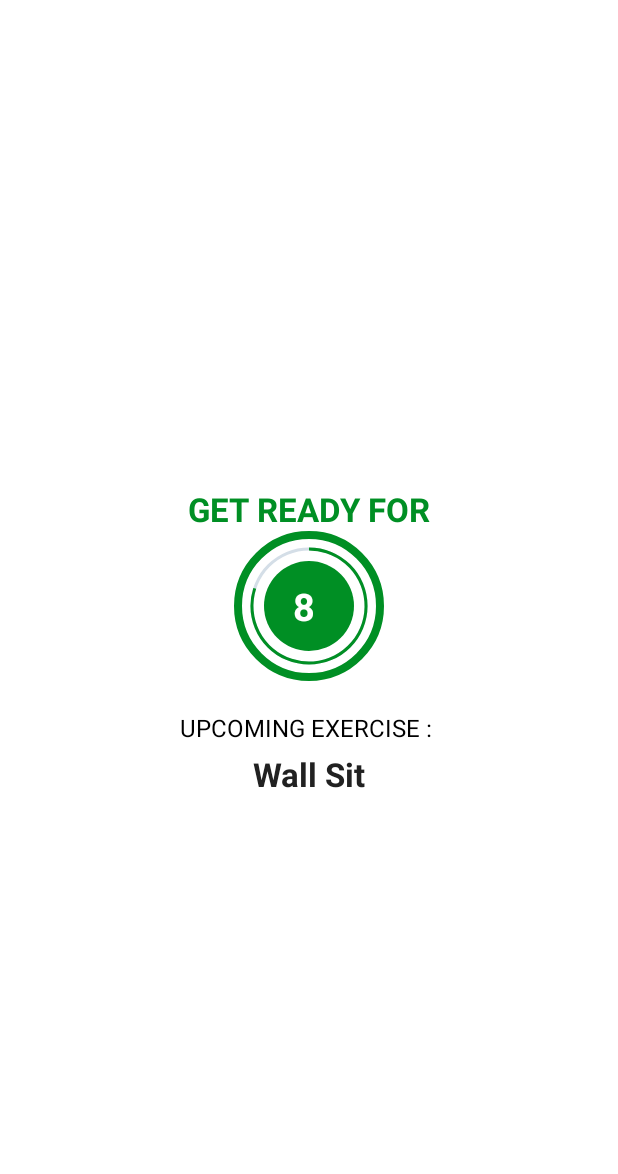
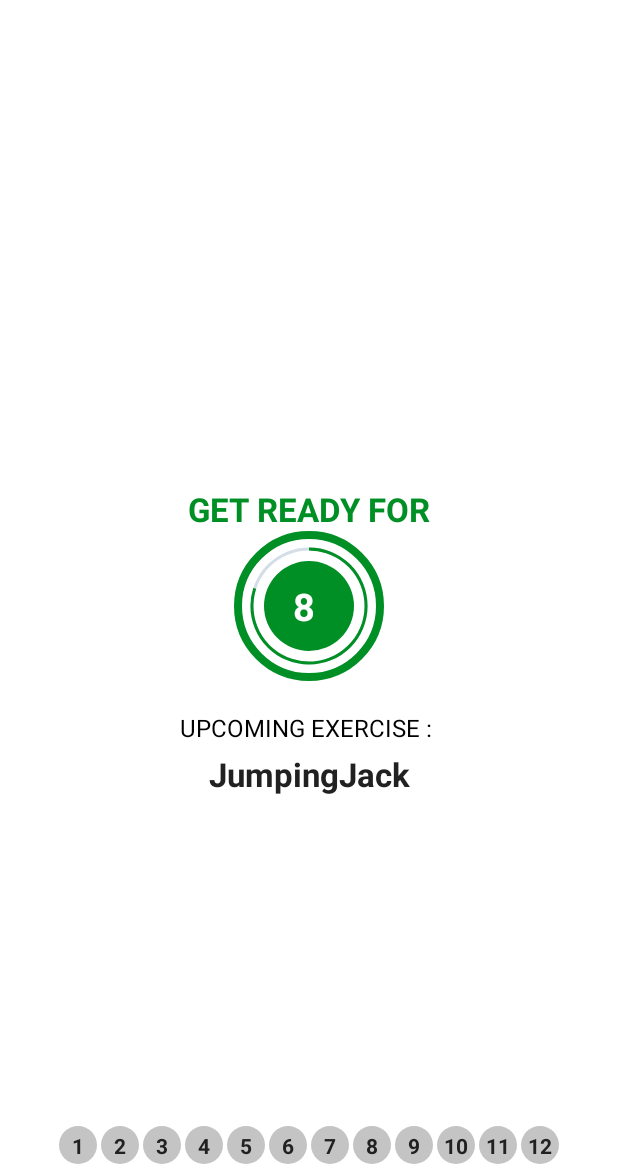
Before and after one commit to omprasad1997/7MinutesWorkout, an Android app: the ExerciseActivity screen opened directly, with no data from a screen before it, on a phone screen of 412 x 824 dp, the part 62-1236 px from its top. Run offline under Robolectric (Android 15) with nearby library versions, the phone set to English and light mode, and no system bars.

Commit message:
prepared the recycler view and also prepared exercise number at the bottom of screen

```diff
--- a/app/src/main/java/com/example/a7minutesworkout/Constants.kt
+++ b/app/src/main/java/com/example/a7minutesworkout/Constants.kt
@@ -13,6 +13,7 @@ object Constants {
             false
         )
 
+        exerciseList.add(jumpingJacks)
         val wallSit = ExerciseModel(2, "Wall Sit", R.drawable.ic_wall_sit, false, false)
         exerciseList.add(wallSit)
 
--- a/app/src/main/java/com/example/a7minutesworkout/ExerciseActivity.kt
+++ b/app/src/main/java/com/example/a7minutesworkout/ExerciseActivity.kt
@@ -10,6 +10,7 @@ import android.speech.tts.TextToSpeech
 import android.util.Log
 import android.view.View
 import android.widget.Toast
+import androidx.recyclerview.widget.LinearLayoutManager
 import com.example.a7minutesworkout.databinding.ActivityExcerciseBinding
 import java.lang.Exception
 import java.util.*
@@ -29,6 +30,7 @@ class ExerciseActivity : AppCompatActivity(), TextToSpeech.OnInitListener {
     private var currentExercisePosition = -1
     private var tts: TextToSpeech? = null // Variable for TextToSpeech
     private var player: MediaPlayer? = null
+    private var exerciseStatusAdapter: ExerciseStatusAdapter? = null
 
     override fun onCreate(savedInstanceState: Bundle?) {
         super.onCreate(savedInstanceState)
@@ -55,6 +57,14 @@ class ExerciseActivity : AppCompatActivity(), TextToSpeech.OnInitListener {
 
         tts = TextToSpeech(this, this)
         setupRestView()
+        setUpExerciseStatusRecyclerView()
+    }
+
+    private fun setUpExerciseStatusRecyclerView(){
+        binding?.rvExerciseStatus?.layoutManager  =
+            LinearLayoutManager(this,LinearLayoutManager.HORIZONTAL,false)
+        exerciseStatusAdapter = ExerciseStatusAdapter(exerciseList!!)
+        binding?.rvExerciseStatus?.adapter = exerciseStatusAdapter
     }
 
     private fun setupRestView() {
@@ -96,6 +106,8 @@ class ExerciseActivity : AppCompatActivity(), TextToSpeech.OnInitListener {
 
             override fun onFinish() {
                 currentExercisePosition++
+                exerciseList!![currentExercisePosition].isSelected = true
+                exerciseStatusAdapter?.notifyDataSetChanged()
                 setUpExerciseView()
             }
         }.start()
@@ -131,6 +143,11 @@ class ExerciseActivity : AppCompatActivity(), TextToSpeech.OnInitListener {
             }
 
             override fun onFinish() {
+
+                exerciseList!![currentExercisePosition].isSelected = false
+                exerciseList!![currentExercisePosition].isCompleted = true
+                exerciseStatusAdapter?.notifyDataSetChanged()
+
                 if (currentExercisePosition < exerciseList!!.size - 1) {
                     setupRestView()
                 } else {
@@ -185,7 +202,7 @@ class ExerciseActivity : AppCompatActivity(), TextToSpeech.OnInitListener {
 
         // TODO (Step 4 - When the activity is destroyed if the media player instance is not null then stop it.)
         // START
-        if(player != null){
+        if (player != null) {
             player!!.stop()
         }
 
--- /dev/null
+++ b/app/src/main/java/com/example/a7minutesworkout/ExerciseStatusAdapter.kt
@@ -0,0 +1,63 @@
+package com.example.a7minutesworkout
+
+import android.graphics.Color
+import android.view.LayoutInflater
+import android.view.ViewGroup
+import androidx.core.content.ContextCompat
+import androidx.recyclerview.widget.RecyclerView
+import com.example.a7minutesworkout.databinding.ItemExerciseStatusBinding
+
+class ExerciseStatusAdapter(val items: ArrayList<ExerciseModel>) :
+    RecyclerView.Adapter<ExerciseStatusAdapter.ViewHolder>() {
+
+    inner class ViewHolder(binding: ItemExerciseStatusBinding) :
+        RecyclerView.ViewHolder(binding.root) {
+        val tvItem = binding.tvItem
+    }
+
+    override fun onCreateViewHolder(parent: ViewGroup, viewType: Int): ViewHolder {
+        return ViewHolder(
+            ItemExerciseStatusBinding.inflate(
+                LayoutInflater.from(parent.context),
+                parent,
+                false
+            )
+        )
+    }
+
+    override fun onBindViewHolder(holder: ViewHolder, position: Int) {
+        val model: ExerciseModel = items[position]
+        holder.tvItem.text = model.id.toString()
+
+        when {
+            model.isSelected -> {
+                holder?.tvItem.background =
+                    ContextCompat.getDrawable(
+                        holder.itemView.context,
+                        R.drawable.item_circular_thin_color_accent_border
+                    )
+                holder?.tvItem.setTextColor(Color.parseColor("#212121"))
+            }
+            model.isCompleted -> {
+                holder?.tvItem.background =
+                    ContextCompat.getDrawable(
+                        holder.itemView.context,
+                        R.drawable.item_circular_color_accent_background
+                    )
+                holder?.tvItem.setTextColor(Color.parseColor("#FFFFFF"))
+            }
+            else -> {
+                holder?.tvItem.background =
+                    ContextCompat.getDrawable(
+                        holder.itemView.context,
+                        R.drawable.item_circular_color_gray_background
+                    )
+                holder?.tvItem.setTextColor(Color.parseColor("#212121"))
+            }
+        }
+    }
+
+    override fun getItemCount(): Int {
+        return items.size
+    }
+}
--- /dev/null
+++ b/app/src/main/res/drawable/item_circular_color_gray_background.xml
@@ -0,0 +1,7 @@
+<?xml version="1.0" encoding="utf-8"?>
+<shape xmlns:android="http://schemas.android.com/apk/res/android"
+    android:shape="oval">
+
+    <solid android:color="#c4c4c4"/>
+
+</shape>
--- /dev/null
+++ b/app/src/main/res/drawable/item_circular_thin_color_accent_border.xml
@@ -0,0 +1,11 @@
+<?xml version="1.0" encoding="utf-8"?>
+<shape xmlns:android="http://schemas.android.com/apk/res/android"
+    android:shape="oval">
+
+    <stroke android:width="1dp"
+        android:color="@color/colorAccent"/>
+
+    <solid android:color="@color/white"/>
+
+
+</shape>
--- a/app/src/main/res/layout/activity_excercise.xml
+++ b/app/src/main/res/layout/activity_excercise.xml
@@ -1,6 +1,5 @@
 <?xml version="1.0" encoding="utf-8"?>
-<androidx.constraintlayout.widget.ConstraintLayout
-    xmlns:android="http://schemas.android.com/apk/res/android"
+<androidx.constraintlayout.widget.ConstraintLayout xmlns:android="http://schemas.android.com/apk/res/android"
     xmlns:app="http://schemas.android.com/apk/res-auto"
     xmlns:tools="http://schemas.android.com/tools"
     android:layout_width="match_parent"
@@ -21,10 +20,10 @@
         android:layout_width="wrap_content"
         android:layout_height="wrap_content"
         android:text="GET READY FOR"
-        android:visibility="visible"
         android:textColor="@color/colorAccent"
         android:textSize="22sp"
         android:textStyle="bold"
+        android:visibility="visible"
         app:layout_constraintBottom_toTopOf="@id/flRestView"
         app:layout_constraintEnd_toEndOf="parent"
         app:layout_constraintStart_toStartOf="parent" />
@@ -52,7 +51,7 @@
             android:max="10"
             android:progress="100"
             android:progressDrawable="@drawable/circular_progress_bar"
-            android:rotation="-90"/>
+            android:rotation="-90" />
 
         <LinearLayout
             android:layout_width="60dp"
@@ -77,29 +76,29 @@
     <!--TODO (Step 1 - Showing the upcoming exercise name in the Get Ready For View.)-->
     <!--START-->
     <TextView
-        app:layout_constraintTop_toBottomOf="@id/flRestView"
         android:id="@+id/upcomingLabel"
         android:layout_width="wrap_content"
         android:layout_height="wrap_content"
+        android:layout_marginTop="20dp"
+        android:text="UPCOMING EXERCISE : "
+        android:textColor="@color/black"
+        android:textSize="16sp"
+        app:layout_constraintBottom_toTopOf="@id/tvUpcomingExerciseName"
+        app:layout_constraintEnd_toEndOf="parent"
         app:layout_constraintStart_toStartOf="parent"
-        app:layout_constraintEnd_toEndOf="parent"
-        android:layout_marginTop="20dp"
-        android:textColor="@color/black"
-        app:layout_constraintBottom_toTopOf="@id/tvUpcomingExerciseName"
-        android:text="UPCOMING EXERCISE : "
-        android:textSize="16sp" />
+        app:layout_constraintTop_toBottomOf="@id/flRestView" />
 
     <TextView
-        app:layout_constraintTop_toBottomOf="@id/upcomingLabel"
         android:id="@+id/tvUpcomingExerciseName"
         android:layout_width="wrap_content"
         android:layout_height="wrap_content"
-        app:layout_constraintStart_toStartOf="parent"
-        app:layout_constraintEnd_toEndOf="parent"
         android:layout_marginTop="5dp"
         android:textColor="#212121"
         android:textSize="22sp"
         android:textStyle="bold"
+        app:layout_constraintEnd_toEndOf="parent"
+        app:layout_constraintStart_toStartOf="parent"
+        app:layout_constraintTop_toBottomOf="@id/upcomingLabel"
         tools:text="Exercise Name" />
     <!--END-->
     <!-- First add the images to the Drawable folder and adding an imageview to show which is the current exercise along with the Name-->
@@ -135,9 +134,8 @@
         android:layout_width="100dp"
         android:layout_height="100dp"
         android:layout_marginTop="10dp"
+        android:background="@drawable/item_circular_color_accent_border"
         android:visibility="visible"
-        android:background="@drawable/item_circular_color_accent_border"
-        app:layout_constraintBottom_toBottomOf="parent"
         app:layout_constraintEnd_toEndOf="parent"
         app:layout_constraintStart_toStartOf="parent"
         app:layout_constraintTop_toBottomOf="@id/tvExerciseName">
@@ -154,7 +152,7 @@
             android:max="30"
             android:progress="300"
             android:progressDrawable="@drawable/circular_progress_bar"
-            android:rotation="-90"/>
+            android:rotation="-90" />
 
         <LinearLayout
             android:layout_width="60dp"
@@ -172,8 +170,22 @@
                 android:textStyle="bold"
                 tools:text="30" />
         </LinearLayout>
-
-
     </FrameLayout>
 
+    <!--TODO(Step 1 : Adding the recycler view component and designing item for it.)-->
+    <!--START-->
+    <!--Adding a RecyclerView component and adjusting the view in the design.-->
+    <!--As added the above param in both the views.-->
+    <androidx.recyclerview.widget.RecyclerView
+        android:id="@+id/rvExerciseStatus"
+        android:layout_width="wrap_content"
+        android:layout_height="wrap_content"
+        android:layout_margin="5dp"
+        app:layout_constraintBottom_toBottomOf="parent"
+        app:layout_constraintEnd_toEndOf="parent"
+        app:layout_constraintHorizontal_bias="0.5"
+        app:layout_constraintStart_toStartOf="parent"
+        app:layout_constraintTop_toBottomOf="@id/flExerciseView" />
+    <!--END-->
+
 </androidx.constraintlayout.widget.ConstraintLayout>
--- /dev/null
+++ b/app/src/main/res/layout/item_exercise_status.xml
@@ -0,0 +1,14 @@
+<?xml version="1.0" encoding="utf-8"?>
+<TextView xmlns:android="http://schemas.android.com/apk/res/android"
+    xmlns:tools="http://schemas.android.com/tools"
+    android:id="@+id/tvItem"
+    android:layout_width="25dp"
+    android:layout_height="25dp"
+    android:layout_margin="1dp"
+    android:background="@drawable/item_circular_color_gray_background"
+    android:gravity="center"
+    android:padding="3dp"
+    android:textColor="#212121"
+    android:textSize="14sp"
+    android:textStyle="bold"
+    tools:text="1" />
--- a/app/src/main/res/values/colors.xml
+++ b/app/src/main/res/values/colors.xml
@@ -14,4 +14,5 @@
     <color name="lightGrey">#C4C4C4</color>
 
     <color name="toolbar_color_control_normal">#FF000000</color>
+    <color name="rv_item_selected_color">#212121</color>
 </resources>
```
